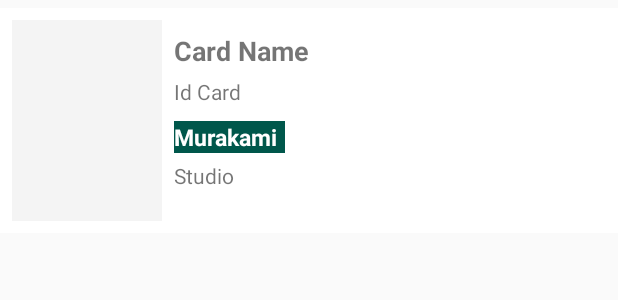
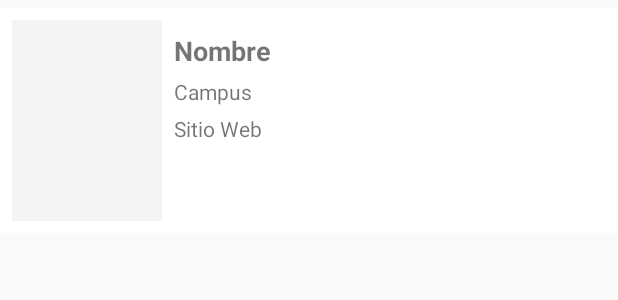
Before and after one commit to chiqeen03/Challenge1, an Android app: the layout card_item.xml on its own in the app's theme, with its tools: preview values and no code run, on a phone screen of 412 x 824 dp. Shown: the top 300 px of the screen. Run offline under Robolectric (Android 15) with nearby library versions, the phone set to English and light mode, and no system bars; network calls fail.

Commit message:
Avances generales, pero hay error FATAL

```diff
--- a/app/src/main/AndroidManifest.xml
+++ b/app/src/main/AndroidManifest.xml
@@ -19,7 +19,7 @@
             </intent-filter>
         </activity>
         <activity android:name=".MainActivity" />
-        <activity android:name=".adapters.CardActivity"></activity>
+        <activity android:name=".CardActivity"></activity>
     </application>
 
 </manifest>
--- a/app/src/main/java/com/example/mnlgu/challenge1/adapters/CardActivity.java
+++ b/app/src/main/java/com/example/mnlgu/challenge1/CardActivity.java
@@ -1,4 +1,4 @@
-package com.example.mnlgu.challenge1.adapters;
+package com.example.mnlgu.challenge1;
 
 import android.support.v7.app.AppCompatActivity;
 import android.os.Bundle;
--- a/app/src/main/res/layout/card_item.xml
+++ b/app/src/main/res/layout/card_item.xml
@@ -20,40 +20,29 @@
         android:layout_height="130dp"
         android:orientation="vertical"
         android:layout_margin="8dp">
+
         <TextView
+            android:id="@+id/nombre_card"
             android:layout_width="wrap_content"
             android:layout_height="wrap_content"
-            android:id="@+id/card_name"
-            android:text="Card Name"
-            android:textStyle="bold"
-            android:textSize="18sp"/>
+            android:text="Nombre"
+            android:textSize="18sp"
+            android:textStyle="bold" />
 
         <TextView
-            android:layout_marginTop="5dp"
+            android:id="@+id/campus_card"
             android:layout_width="wrap_content"
             android:layout_height="wrap_content"
-            android:text="Id Card"
-            android:id="@+id/id_card"/>
+            android:layout_marginTop="5dp"
+            android:text="Campus" />
 
 
         <TextView
+            android:id="@+id/sitioWeb_card"
             android:layout_width="wrap_content"
             android:layout_height="wrap_content"
-            android:id="@+id/author_card"
-            android:text="Murakami"
-            android:layout_marginTop="10dp"
-            android:background="@color/colorPrimaryDark"
-            android:textColor="#fff"
-            android:textSize="15sp"
-            android:textStyle="bold"
-            android:paddingRight="5dp"/>
-
-        <TextView
-            android:layout_width="wrap_content"
-            android:layout_height="wrap_content"
-            android:text="Studio"
             android:layout_marginTop="5dp"
-            android:id="@+id/another"/>
+            android:text="Sitio Web" />
 
 
     </LinearLayout>
```
Also changed, not shown: app/src/main/java/com/example/mnlgu/challenge1/MainActivity.java (+24 -13 lines), app/src/main/java/com/example/mnlgu/challenge1/adapters/Adapter.java (+12 -6 lines), app/src/main/res/layout/activity_card.xml (+61 -6 lines).
